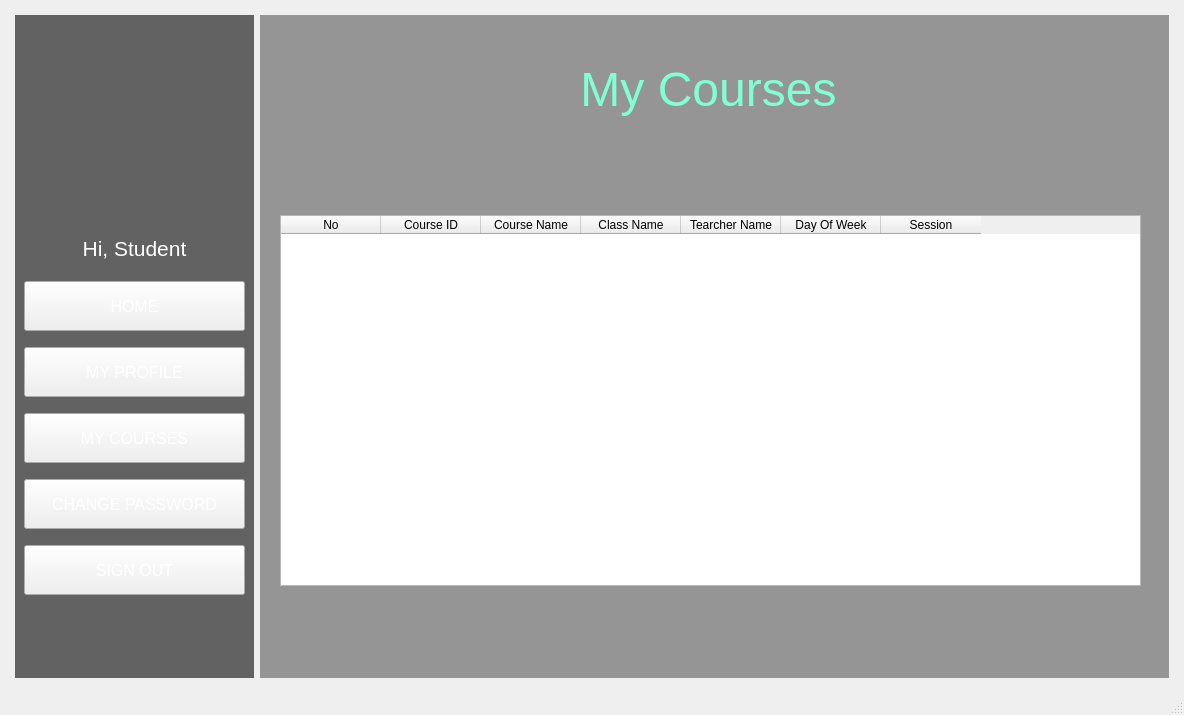
Above: StudentManagementSystem/mainwindow.ui from BuhDuy256/Student-Management-GROUP6-KTLT-23CLC03 before the change. Below: the same form after it.
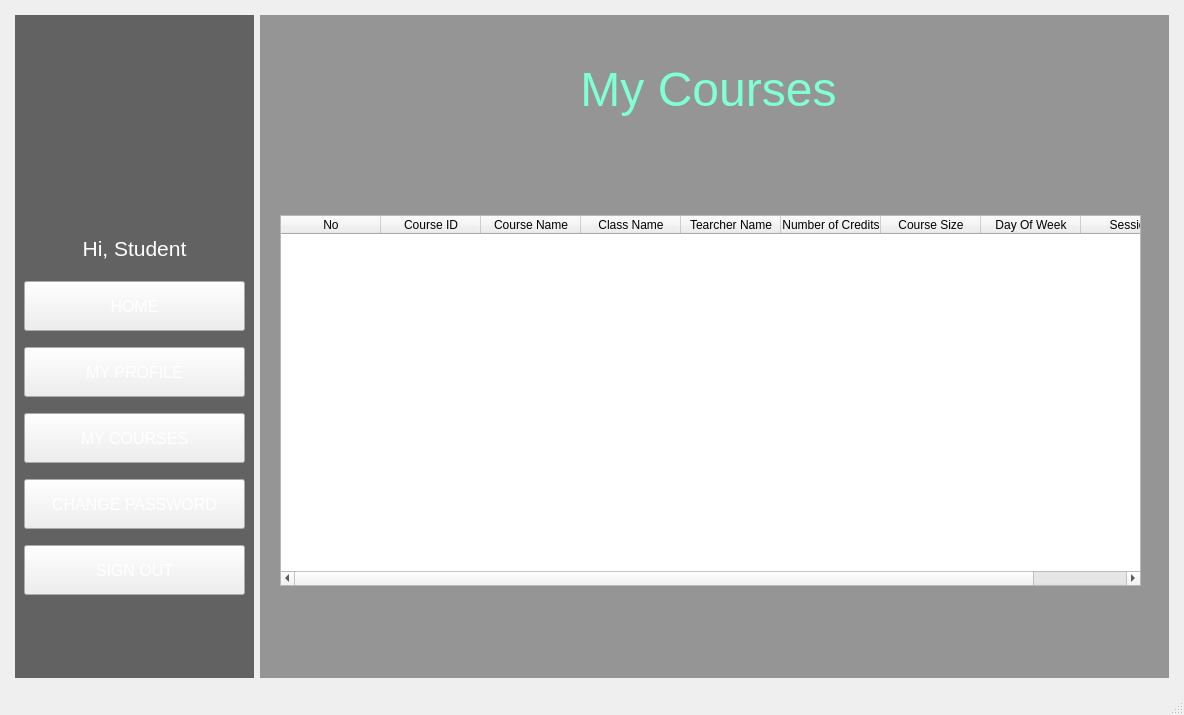
That is the form after the change. The open tabs and pages were chosen to show the change. Icons and pictures are not drawn.

Diff of the .ui file:
```diff
--- a/StudentManagementSystem/mainwindow.ui
+++ b/StudentManagementSystem/mainwindow.ui
@@ -1182,6 +1182,16 @@
               <string>Tearcher Name</string>
              </property>
             </column>
+            <column>
+             <property name="text">
+              <string>Number of Credits</string>
+             </property>
+            </column>
+            <column>
+             <property name="text">
+              <string>Course Size</string>
+             </property>
+            </column>
             <column>
              <property name="text">
               <string>Day Of Week</string>
```
Left out of the diff: 15 changed lines with no effect on the pictures.
